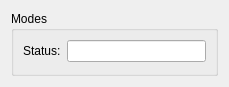
This is pyobs_gui/qt/modewidget.ui in pyobs/pyobs-gui as Qt 5 draws it before an edit. The edited form follows.
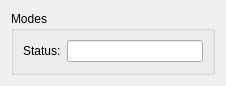
This is the edited form.

The edit to the form file:
```diff
--- a/pyobs_gui/qt/modewidget.ui
+++ b/pyobs_gui/qt/modewidget.ui
@@ -6,8 +6,8 @@
    <rect>
     <x>0</x>
     <y>0</y>
-    <width>229</width>
-    <height>87</height>
+    <width>226</width>
+    <height>86</height>
    </rect>
   </property>
   <property name="windowTitle">
```
Left out of the diff: 2 changed lines with no effect on the pictures.
